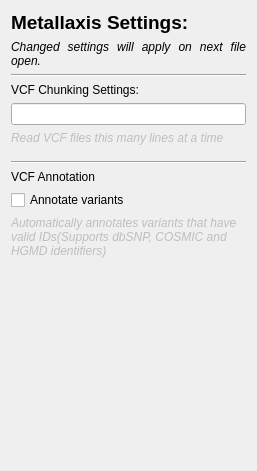
seanlaidlaw/Metallaxis, file metallaxis/MetallaxisSettings.ui: the form before one commit.
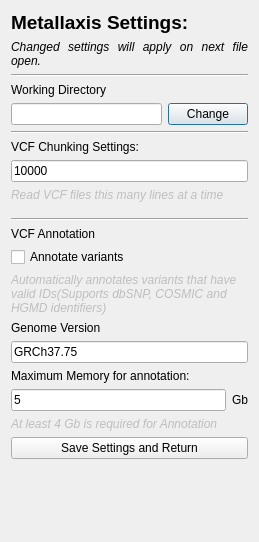
The form after the commit.

Commit message: set settings based on metallaxis YAML that is written to at every setting change

The edit to the form file:
```diff
--- a/metallaxis/MetallaxisSettings.ui
+++ b/metallaxis/MetallaxisSettings.ui
@@ -6,8 +6,8 @@
    <rect>
     <x>0</x>
     <y>0</y>
-    <width>257</width>
-    <height>471</height>
+       <width>259</width>
+       <height>542</height>
    </rect>
   </property>
   <property name="windowTitle">
@@ -41,12 +41,43 @@
     </widget>
    </item>
    <item>
-    <widget class="Line" name="line_2">
-     <property name="orientation">
-      <enum>Qt::Horizontal</enum>
-     </property>
-    </widget>
+       <widget class="Line" name="line">
+           <property name="orientation">
+               <enum>Qt::Horizontal</enum>
+           </property>
+       </widget>
    </item>
+      <item>
+          <widget class="QLabel" name="working_directory_label">
+              <property name="text">
+                  <string>Working Directory</string>
+              </property>
+          </widget>
+      </item>
+      <item>
+          <layout class="QHBoxLayout" name="horizontalLayout_2">
+              <property name="topMargin">
+                  <number>0</number>
+              </property>
+              <item>
+                  <widget class="QLineEdit" name="working_directory_lineedit"/>
+              </item>
+              <item>
+                  <widget class="QPushButton" name="change_wd_btn">
+                      <property name="text">
+                          <string>Change</string>
+                      </property>
+                  </widget>
+              </item>
+          </layout>
+      </item>
+      <item>
+          <widget class="Line" name="line_2">
+              <property name="orientation">
+                  <enum>Qt::Horizontal</enum>
+              </property>
+          </widget>
+      </item>
    <item>
     <widget class="QLabel" name="label_3">
      <property name="text">
@@ -60,7 +91,11 @@
       <number>10</number>
      </property>
      <item>
-      <widget class="QLineEdit" name="vcf_chunk_size"/>
+         <widget class="QLineEdit" name="vcf_chunk_size">
+             <property name="text">
+                 <string>10000</string>
+             </property>
+         </widget>
      </item>
      <item>
       <widget class="QLabel" name="label_4">
@@ -140,8 +175,72 @@
        </property>
       </widget>
      </item>
+        <item>
+            <widget class="QLabel" name="label_9">
+                <property name="text">
+                    <string>Genome Version</string>
+                </property>
+            </widget>
+        </item>
+        <item>
+            <widget class="QLineEdit" name="genome_version_lineEdit">
+                <property name="inputMask">
+                    <string/>
+                </property>
+                <property name="text">
+                    <string>GRCh37.75</string>
+                </property>
+            </widget>
+        </item>
+        <item>
+            <widget class="QLabel" name="label_7">
+                <property name="text">
+                    <string>Maximum Memory for annotation:</string>
+                </property>
+            </widget>
+        </item>
+        <item>
+            <layout class="QHBoxLayout" name="horizontalLayout">
+                <property name="topMargin">
+                    <number>0</number>
+                </property>
+                <item>
+                    <widget class="QLineEdit" name="max_memory_lineedit">
+                        <property name="text">
+                            <string>5</string>
+                        </property>
+                    </widget>
+                </item>
+                <item>
+                    <widget class="QLabel" name="label">
+                        <property name="text">
+                            <string>Gb</string>
+                        </property>
+                    </widget>
+                </item>
+            </layout>
+        </item>
+        <item>
+            <widget class="QLabel" name="label_8">
+                <property name="enabled">
+                    <bool>false</bool>
+                </property>
+                <property name="text">
+                    <string>&lt;html&gt;&lt;head/&gt;&lt;body&gt;&lt;p&gt;&lt;span style=&quot; font-style:italic;&quot;&gt;At
+                        least 4 Gb is required for Annotation&lt;/span&gt;&lt;/p&gt;&lt;/body&gt;&lt;/html&gt;
+                    </string>
+                </property>
+            </widget>
+        </item>
     </layout>
    </item>
+      <item>
+          <widget class="QPushButton" name="save_settings_btn">
+              <property name="text">
+                  <string>Save Settings and Return</string>
+              </property>
+          </widget>
+   </item>
    <item>
     <spacer name="verticalSpacer">
      <property name="orientation">
```
The commit also changes 1 other file.
